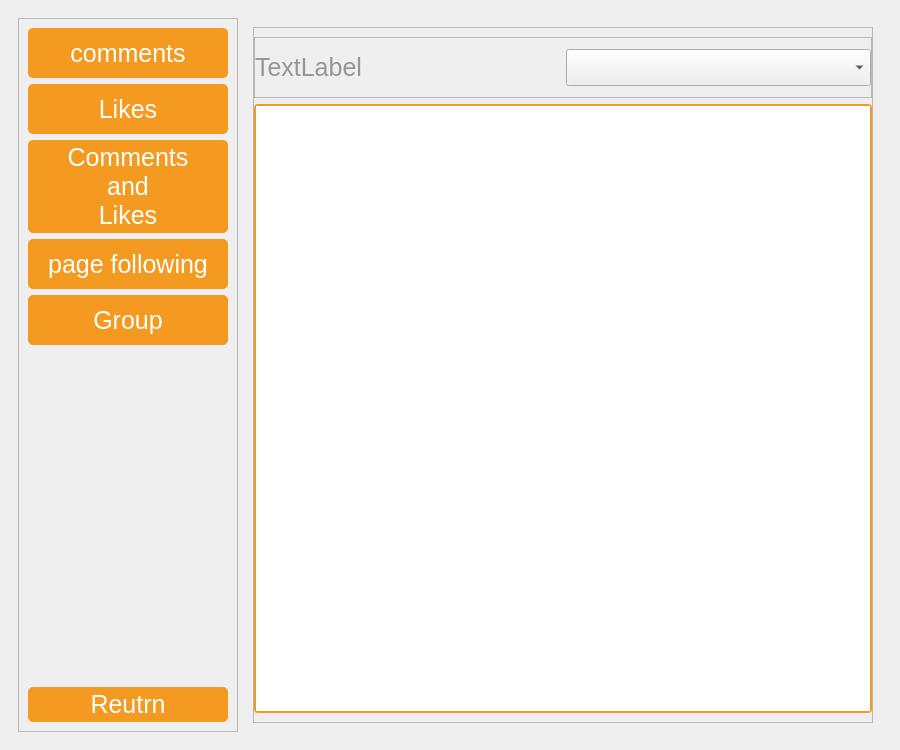
First picture: the form in Automator/ui/MainUI/Facebook_UI.ui, repository Nicola-Ibrahim/Selenium-Web-Automation, before the edit.
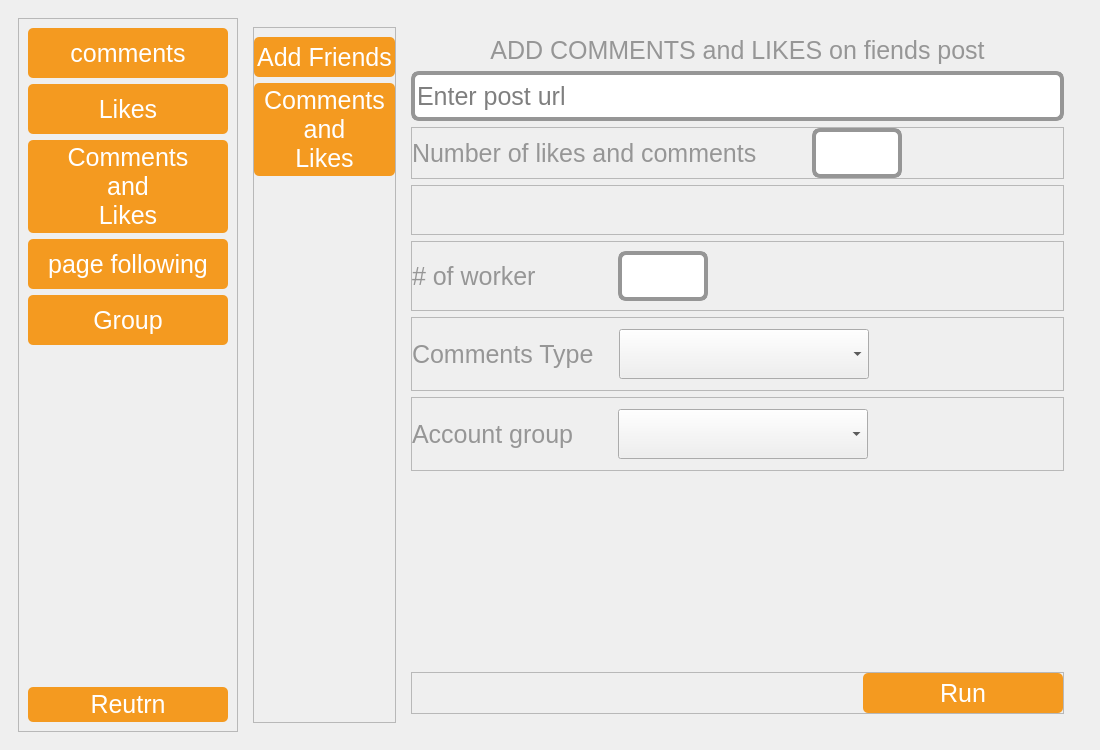
Second picture: the form after the edit. Icons and pictures are not drawn.

```diff
--- a/Automator/ui/MainUI/Facebook_UI.ui
+++ b/Automator/ui/MainUI/Facebook_UI.ui
@@ -6,19 +6,19 @@
    <rect>
     <x>0</x>
     <y>0</y>
-    <width>900</width>
+    <width>1100</width>
     <height>750</height>
    </rect>
   </property>
   <property name="minimumSize">
    <size>
-    <width>900</width>
+    <width>1100</width>
     <height>750</height>
    </size>
   </property>
   <property name="maximumSize">
    <size>
-    <width>900</width>
+    <width>1100</width>
     <height>750</height>
    </size>
   </property>
@@ -2518,60 +2518,551 @@
           <widget class="QWidget" name="accounts_groups_frame">
            <layout class="QHBoxLayout" name="horizontalLayout_28">
             <item>
-             <widget class="QFrame" name="frame_21">
+             <widget class="QFrame" name="frame_32">
               <property name="frameShape">
                <enum>QFrame::StyledPanel</enum>
               </property>
               <property name="frameShadow">
                <enum>QFrame::Raised</enum>
               </property>
-              <layout class="QGridLayout" name="gridLayout_4">
+              <layout class="QVBoxLayout" name="verticalLayout_7">
                <property name="leftMargin">
                 <number>0</number>
                </property>
                <property name="rightMargin">
                 <number>0</number>
                </property>
-               <item row="0" column="0">
-                <widget class="QFrame" name="frame_30">
-                 <property name="frameShape">
-                  <enum>QFrame::StyledPanel</enum>
+               <item>
+                <widget class="QPushButton" name="facebook_groups_add_friends_btn">
+                 <property name="minimumSize">
+                  <size>
+                   <width>100</width>
+                   <height>40</height>
+                  </size>
                  </property>
-                 <property name="frameShadow">
-                  <enum>QFrame::Raised</enum>
+                 <property name="text">
+                  <string>Add Friends</string>
                  </property>
-                 <layout class="QHBoxLayout" name="horizontalLayout_27">
-                  <property name="leftMargin">
-                   <number>0</number>
-                  </property>
-                  <property name="topMargin">
-                   <number>11</number>
-                  </property>
-                  <property name="rightMargin">
-                   <number>0</number>
-                  </property>
-                  <property name="bottomMargin">
-                   <number>11</number>
-                  </property>
-                  <item>
-                   <widget class="QLabel" name="label_26">
-                    <property name="text">
-                     <string>TextLabel</string>
-                    </property>
-                   </widget>
-                  </item>
-                  <item>
-                   <widget class="QComboBox" name="groups_comboBox"/>
-                  </item>
-                 </layout>
                 </widget>
                </item>
-               <item row="1" column="0">
-                <widget class="QTableView" name="facebook_accounts_tableView"/>
+               <item>
+                <widget class="QPushButton" name="facebook_groups_add_comms_likes_btn">
+                 <property name="minimumSize">
+                  <size>
+                   <width>0</width>
+                   <height>40</height>
+                  </size>
+                 </property>
+                 <property name="text">
+                  <string>Comments
+and
+Likes</string>
+                 </property>
+                </widget>
+               </item>
+               <item>
+                <spacer name="verticalSpacer_8">
+                 <property name="orientation">
+                  <enum>Qt::Vertical</enum>
+                 </property>
+                 <property name="sizeHint" stdset="0">
+                  <size>
+                   <width>20</width>
+                   <height>40</height>
+                  </size>
+                 </property>
+                </spacer>
                </item>
               </layout>
              </widget>
             </item>
+            <item>
+             <widget class="QStackedWidget" name="accounts_groups_stackedWidget">
+              <property name="currentIndex">
+               <number>1</number>
+              </property>
+              <widget class="QWidget" name="acc_groups_add_friends_frame">
+               <layout class="QHBoxLayout" name="horizontalLayout_30">
+                <item>
+                 <widget class="QFrame" name="frame_21">
+                  <property name="frameShape">
+                   <enum>QFrame::StyledPanel</enum>
+                  </property>
+                  <property name="frameShadow">
+                   <enum>QFrame::Raised</enum>
+                  </property>
+                  <layout class="QGridLayout" name="gridLayout_4">
+                   <property name="leftMargin">
+                    <number>0</number>
+                   </property>
+                   <property name="rightMargin">
+                    <number>0</number>
+                   </property>
+                   <item row="2" column="0">
+                    <widget class="QTableView" name="facebook_accounts_tableView"/>
+                   </item>
+                   <item row="0" column="0">
+                    <widget class="QFrame" name="frame_30">
+                     <property name="frameShape">
+                      <enum>QFrame::StyledPanel</enum>
+                     </property>
+                     <property name="frameShadow">
+                      <enum>QFrame::Raised</enum>
+                     </property>
+                     <layout class="QHBoxLayout" name="horizontalLayout_27">
+                      <property name="leftMargin">
+                       <number>0</number>
+                      </property>
+                      <property name="topMargin">
+                       <number>11</number>
+                      </property>
+                      <property name="rightMargin">
+                       <number>0</number>
+                      </property>
+                      <property name="bottomMargin">
+                       <number>11</number>
+                      </property>
+                      <item>
+                       <widget class="QLabel" name="label_26">
+                        <property name="minimumSize">
+                         <size>
+                          <width>0</width>
+                          <height>40</height>
+                         </size>
+                        </property>
+                        <property name="text">
+                         <string>Account group</string>
+                        </property>
+                       </widget>
+                      </item>
+                      <item>
+                       <widget class="QComboBox" name="groups_comboBox1">
+                        <property name="minimumSize">
+                         <size>
+                          <width>0</width>
+                          <height>40</height>
+                         </size>
+                        </property>
+                       </widget>
+                      </item>
+                     </layout>
+                    </widget>
+                   </item>
+                   <item row="3" column="0">
+                    <widget class="QFrame" name="frame_31">
+                     <property name="frameShape">
+                      <enum>QFrame::StyledPanel</enum>
+                     </property>
+                     <property name="frameShadow">
+                      <enum>QFrame::Raised</enum>
+                     </property>
+                     <layout class="QHBoxLayout" name="horizontalLayout_29">
+                      <property name="leftMargin">
+                       <number>0</number>
+                      </property>
+                      <property name="rightMargin">
+                       <number>0</number>
+                      </property>
+                      <item>
+                       <widget class="QLabel" name="label_27">
+                        <property name="text">
+                         <string>Friendships</string>
+                        </property>
+                       </widget>
+                      </item>
+                      <item>
+                       <widget class="QPushButton" name="add_friendship_run_btn">
+                        <property name="text">
+                         <string>Run</string>
+                        </property>
+                       </widget>
+                      </item>
+                     </layout>
+                    </widget>
+                   </item>
+                  </layout>
+                 </widget>
+                </item>
+               </layout>
+              </widget>
+              <widget class="QWidget" name="acc_groups_likes_comments_frame">
+               <layout class="QVBoxLayout" name="verticalLayout_8">
+                <item>
+                 <widget class="QLabel" name="label_28">
+                  <property name="text">
+                   <string>ADD COMMENTS and LIKES on fiends post</string>
+                  </property>
+                  <property name="alignment">
+                   <set>Qt::AlignCenter</set>
+                  </property>
+                 </widget>
+                </item>
+                <item>
+                 <widget class="QLineEdit" name="post_url_txt5">
+                  <property name="minimumSize">
+                   <size>
+                    <width>500</width>
+                    <height>50</height>
+                   </size>
+                  </property>
+                  <property name="placeholderText">
+                   <string>Enter post url</string>
+                  </property>
+                 </widget>
+                </item>
+                <item>
+                 <widget class="QFrame" name="frame_34">
+                  <property name="frameShape">
+                   <enum>QFrame::StyledPanel</enum>
+                  </property>
+                  <property name="frameShadow">
+                   <enum>QFrame::Raised</enum>
+                  </property>
+                  <layout class="QHBoxLayout" name="horizontalLayout_32">
+                   <property name="spacing">
+                    <number>0</number>
+                   </property>
+                   <property name="leftMargin">
+                    <number>0</number>
+                   </property>
+                   <property name="topMargin">
+                    <number>0</number>
+                   </property>
+                   <property name="rightMargin">
+                    <number>0</number>
+                   </property>
+                   <property name="bottomMargin">
+                    <number>0</number>
+                   </property>
+                   <item>
+                    <widget class="QLabel" name="label_30">
+                     <property name="minimumSize">
+                      <size>
+                       <width>400</width>
+                       <height>50</height>
+                      </size>
+                     </property>
+                     <property name="text">
+                      <string>Number of likes and comments</string>
+                     </property>
+                    </widget>
+                   </item>
+                   <item>
+                    <widget class="QLineEdit" name="facebook_group_num_of_likes_comms_txt">
+                     <property name="minimumSize">
+                      <size>
+                       <width>90</width>
+                       <height>50</height>
+                      </size>
+                     </property>
+                     <property name="maximumSize">
+                      <size>
+                       <width>90</width>
+                       <height>16777215</height>
+                      </size>
+                     </property>
+                    </widget>
+                   </item>
+                   <item>
+                    <spacer name="horizontalSpacer_16">
+                     <property name="orientation">
+                      <enum>Qt::Horizontal</enum>
+                     </property>
+                     <property name="sizeHint" stdset="0">
+                      <size>
+                       <width>40</width>
+                       <height>20</height>
+                      </size>
+                     </property>
+                    </spacer>
+                   </item>
+                  </layout>
+                 </widget>
+                </item>
+                <item>
+                 <widget class="QFrame" name="frame_36">
+                  <property name="minimumSize">
+                   <size>
+                    <width>0</width>
+                    <height>50</height>
+                   </size>
+                  </property>
+                  <property name="frameShape">
+                   <enum>QFrame::StyledPanel</enum>
+                  </property>
+                  <property name="frameShadow">
+                   <enum>QFrame::Raised</enum>
+                  </property>
+                  <layout class="QHBoxLayout" name="horizontalLayout_34">
+                   <property name="leftMargin">
+                    <number>0</number>
+                   </property>
+                   <property name="rightMargin">
+                    <number>0</number>
+                   </property>
+                   <item>
+                    <widget class="QLabel" name="run_error_lbl3_2">
+                     <property name="text">
+                      <string/>
+                     </property>
+                    </widget>
+                   </item>
+                  </layout>
+                 </widget>
+                </item>
+                <item>
+                 <widget class="QFrame" name="frame_33">
+                  <property name="frameShape">
+                   <enum>QFrame::StyledPanel</enum>
+                  </property>
+                  <property name="frameShadow">
+                   <enum>QFrame::Raised</enum>
+                  </property>
+                  <layout class="QHBoxLayout" name="horizontalLayout_31">
+                   <property name="leftMargin">
+                    <number>0</number>
+                   </property>
+                   <property name="rightMargin">
+                    <number>0</number>
+                   </property>
+                   <item>
+                    <widget class="QLabel" name="label_29">
+                     <property name="minimumSize">
+                      <size>
+                       <width>200</width>
+                       <height>50</height>
+                      </size>
+                     </property>
+                     <property name="text">
+                      <string># of worker</string>
+                     </property>
+                    </widget>
+                   </item>
+                   <item>
+                    <widget class="QLineEdit" name="num_of_workers_txt5">
+                     <property name="minimumSize">
+                      <size>
+                       <width>90</width>
+                       <height>50</height>
+                      </size>
+                     </property>
+                     <property name="maximumSize">
+                      <size>
+                       <width>90</width>
+                       <height>16777215</height>
+                      </size>
+                     </property>
+                    </widget>
+                   </item>
+                   <item>
+                    <spacer name="horizontalSpacer_15">
+                     <property name="orientation">
+                      <enum>Qt::Horizontal</enum>
+                     </property>
+                     <property name="sizeHint" stdset="0">
+                      <size>
+                       <width>40</width>
+                       <height>20</height>
+                      </size>
+                     </property>
+                    </spacer>
+                   </item>
+                  </layout>
+                 </widget>
+                </item>
+                <item>
+                 <widget class="QFrame" name="frame_39">
+                  <property name="frameShape">
+                   <enum>QFrame::StyledPanel</enum>
+                  </property>
+                  <property name="frameShadow">
+                   <enum>QFrame::Raised</enum>
+                  </property>
+                  <layout class="QHBoxLayout" name="horizontalLayout_37">
+                   <property name="spacing">
+                    <number>7</number>
+                   </property>
+                   <property name="leftMargin">
+                    <number>0</number>
+                   </property>
+                   <property name="topMargin">
+                    <number>11</number>
+                   </property>
+                   <property name="rightMargin">
+                    <number>0</number>
+                   </property>
+                   <property name="bottomMargin">
+                    <number>11</number>
+                   </property>
+                   <item>
+                    <widget class="QLabel" name="label_34">
+                     <property name="minimumSize">
+                      <size>
+                       <width>200</width>
+                       <height>50</height>
+                      </size>
+                     </property>
+                     <property name="text">
+                      <string>Comments Type</string>
+                     </property>
+                    </widget>
+                   </item>
+                   <item>
+                    <widget class="QComboBox" name="comments_type_comboBox3">
+                     <property name="minimumSize">
+                      <size>
+                       <width>250</width>
+                       <height>50</height>
+                      </size>
+                     </property>
+                    </widget>
+                   </item>
+                   <item>
+                    <spacer name="horizontalSpacer_19">
+                     <property name="orientation">
+                      <enum>Qt::Horizontal</enum>
+                     </property>
+                     <property name="sizeHint" stdset="0">
+                      <size>
+                       <width>40</width>
+                       <height>20</height>
+                      </size>
+                     </property>
+                    </spacer>
+                   </item>
+                  </layout>
+                 </widget>
+                </item>
+                <item>
+                 <widget class="QFrame" name="frame_35">
+                  <property name="frameShape">
+                   <enum>QFrame::StyledPanel</enum>
+                  </property>
+                  <property name="frameShadow">
+                   <enum>QFrame::Raised</enum>
+                  </property>
+                  <layout class="QHBoxLayout" name="horizontalLayout_33">
+                   <property name="leftMargin">
+                    <number>0</number>
+                   </property>
+                   <property name="topMargin">
+                    <number>11</number>
+                   </property>
+                   <property name="rightMargin">
+                    <number>0</number>
+                   </property>
+                   <property name="bottomMargin">
+                    <number>11</number>
+                   </property>
+                   <item>
+                    <widget class="QLabel" name="label_32">
+                     <property name="minimumSize">
+                      <size>
+                       <width>200</width>
+                       <height>50</height>
+                      </size>
+                     </property>
+                     <property name="text">
+                      <string>Account group</string>
+                     </property>
+                    </widget>
+                   </item>
+                   <item>
+                    <widget class="QComboBox" name="groups_comboBox2">
+                     <property name="minimumSize">
+                      <size>
+                       <width>250</width>
+                       <height>50</height>
+                      </size>
+                     </property>
+                    </widget>
+                   </item>
+                   <item>
+                    <spacer name="horizontalSpacer_18">
+                     <property name="orientation">
+                      <enum>Qt::Horizontal</enum>
+                     </property>
+                     <property name="sizeHint" stdset="0">
+                      <size>
+                       <width>40</width>
+                       <height>20</height>
+                      </size>
+                     </property>
+                    </spacer>
+                   </item>
+                  </layout>
+                 </widget>
+                </item>
+                <item>
+                 <spacer name="verticalSpacer_9">
+                  <property name="orientation">
+                   <enum>Qt::Vertical</enum>
+                  </property>
+                  <property name="sizeHint" stdset="0">
+                   <size>
+                    <width>20</width>
+                    <height>233</height>
+                   </size>
+                  </property>
+                 </spacer>
+                </item>
+                <item>
+                 <widget class="QFrame" name="frame_37">
+                  <property name="frameShape">
+                   <enum>QFrame::StyledPanel</enum>
+                  </property>
+                  <property name="frameShadow">
+                   <enum>QFrame::Raised</enum>
+                  </property>
+                  <layout class="QHBoxLayout" name="horizontalLayout_35">
+                   <property name="spacing">
+                    <number>0</number>
+                   </property>
+                   <property name="leftMargin">
+                    <number>0</number>
+                   </property>
+                   <property name="topMargin">
+                    <number>0</number>
+                   </property>
+                   <property name="rightMargin">
+                    <number>0</number>
+                   </property>
+                   <property name="bottomMargin">
+                    <number>0</number>
+                   </property>
+                   <item>
+                    <spacer name="horizontalSpacer_17">
+                     <property name="orientation">
+                      <enum>Qt::Horizontal</enum>
+                     </property>
+                     <property name="sizeHint" stdset="0">
+                      <size>
+                       <width>364</width>
+                       <height>20</height>
+                      </size>
+                     </property>
+                    </spacer>
+                   </item>
+                   <item>
+                    <widget class="QPushButton" name="add_likes_comments_run_btn_2">
+                     <property name="minimumSize">
+                      <size>
+                       <width>200</width>
+                       <height>40</height>
+                      </size>
+                     </property>
+                     <property name="text">
+                      <string>Run</string>
+                     </property>
+                    </widget>
+                   </item>
+                  </layout>
+                 </widget>
+                </item>
+               </layout>
+              </widget>
+             </widget>
+            </item>
            </layout>
           </widget>
          </widget>
```
Left out of the diff: 687 changed lines with no effect on the pictures.
